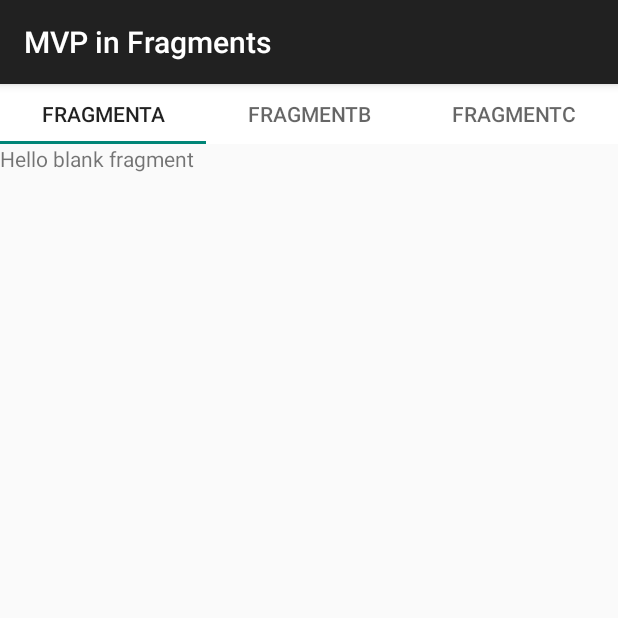
After one commit to kaedea/android-mvp-pattern, an Android app: the DemoFragment screen opened directly, with no data from a screen before it, on a phone screen of 412 x 824 dp, the top half of it. The commit adds this screen. Run offline under Robolectric (Android 15) with nearby library versions, the phone set to English and light mode, and no system bars.

Commit message:
add viewpager

```diff
--- a/app/build.gradle
+++ b/app/build.gradle
@@ -21,6 +21,7 @@ android {
 
 dependencies {
     compile fileTree(dir: 'libs', include: ['*.jar'])
-    compile 'com.android.support:appcompat-v7:22.0.0'
+    compile 'com.android.support:appcompat-v7:22.2.1'
     compile 'de.greenrobot:eventbus:2.4.0'
+    compile 'com.android.support:design:22.2.1'
 }
--- a/app/src/main/AndroidManifest.xml
+++ b/app/src/main/AndroidManifest.xml
@@ -1,35 +1,41 @@
 <?xml version="1.0" encoding="utf-8"?>
 <manifest xmlns:android="http://schemas.android.com/apk/res/android"
-    package="me.kaede.mvp" >
+          package="me.kaede.mvp">
 
     <application
             android:allowBackup="true"
             android:icon="@mipmap/ic_launcher"
             android:label="@string/app_name"
-        android:theme="@style/Theme.AppCompat.Light.DarkActionBar" >
+            android:theme="@style/Theme.AppCompat.Light.DarkActionBar">
         <activity
                 android:name=".home.HomeActivity"
-            android:label="@string/app_name" >
+                android:label="@string/app_name">
             <intent-filter>
-                <action android:name="android.intent.action.MAIN" />
-                <category android:name="android.intent.category.LAUNCHER" />
+                <action android:name="android.intent.action.MAIN"/>
+
+                <category android:name="android.intent.category.LAUNCHER"/>
             </intent-filter>
         </activity>
         <activity
                 android:name=".eventbus.EventBusActivity"
-            android:label="EventBus MVP" >
+                android:label="MVP with EventBus">
         </activity>
         <activity
                 android:name=".login.LoginActivity"
-                android:label="@string/app_name" >
+                android:label="Simple MVP">
         </activity>
         <activity
                 android:name=".outteradapter.AdapterActivityA"
-            android:label="AdapterActivity A" >
+                android:label="MVP in Adapter A">
         </activity>
         <activity
                 android:name=".outteradapter.AdapterActivityB"
-            android:label="AdapterActivity B" >
+                android:label="MVP in Adapter B">
+        </activity>
+        <activity
+                android:name=".fragment.FragmentsActivity"
+                android:label="MVP in Fragments"
+                android:theme="@style/NoActionBar">
         </activity>
     </application>
 
--- /dev/null
+++ b/app/src/main/java/me/kaede/mvp/fragment/DemoFragment.java
@@ -0,0 +1,40 @@
+package me.kaede.mvp.fragment;
+
+import android.os.Bundle;
+import android.support.v4.app.Fragment;
+import android.view.LayoutInflater;
+import android.view.View;
+import android.view.ViewGroup;
+import me.kaede.mvp.R;
+
+
+public class DemoFragment extends Fragment {
+	private static final String ARG_PARAM1 = "param1";
+
+	private String mParam1;
+
+
+	public static DemoFragment newInstance(String param1) {
+		DemoFragment fragment = new DemoFragment();
+		Bundle args = new Bundle();
+		args.putString(ARG_PARAM1, param1);
+		fragment.setArguments(args);
+		return fragment;
+	}
+
+
+	@Override
+	public void onCreate(Bundle savedInstanceState) {
+		super.onCreate(savedInstanceState);
+		if (getArguments() != null) {
+			mParam1 = getArguments().getString(ARG_PARAM1);
+		}
+	}
+
+	@Override
+	public View onCreateView(LayoutInflater inflater, ViewGroup container,
+	                         Bundle savedInstanceState) {
+		return inflater.inflate(R.layout.fragment_demo, container, false);
+	}
+
+}
--- /dev/null
+++ b/app/src/main/java/me/kaede/mvp/fragment/FragmentsActivity.java
@@ -0,0 +1,51 @@
+package me.kaede.mvp.fragment;
+
+import android.os.Bundle;
+import android.support.design.widget.TabLayout;
+import android.support.v4.app.Fragment;
+import android.support.v4.app.FragmentManager;
+import android.support.v4.app.FragmentStatePagerAdapter;
+import android.support.v4.view.ViewPager;
+import android.support.v7.app.AppCompatActivity;
+import android.support.v7.widget.Toolbar;
+import me.kaede.mvp.R;
+
+public class FragmentsActivity extends AppCompatActivity {
+
+	@Override
+	protected void onCreate(Bundle savedInstanceState) {
+		super.onCreate(savedInstanceState);
+		setContentView(R.layout.activity_fragments);
+		Toolbar toolbar = (Toolbar) findViewById(R.id.toolbar);
+		setSupportActionBar(toolbar);
+
+		TabLayout tabLayout = (TabLayout) this.findViewById(R.id.tablayout_fragments);
+		ViewPager viewPager = (ViewPager) this.findViewById(R.id.viewpager_fragments);
+		viewPager.setAdapter(new MyAdapter(getSupportFragmentManager()));
+		viewPager.setOffscreenPageLimit(3);
+		tabLayout.setupWithViewPager(viewPager);
+	}
+
+	public class MyAdapter extends FragmentStatePagerAdapter {
+		public String[] pagers = new String[]{"FragmentA","FragmentB","FragmentC"};
+		public MyAdapter(FragmentManager fm) {
+			super(fm);
+		}
+
+		@Override
+		public Fragment getItem(int position) {
+			return DemoFragment.newInstance(pagers[position]);
+		}
+
+		@Override
+		public int getCount() {
+			return pagers.length;
+		}
+
+		@Override
+		public CharSequence getPageTitle(int position) {
+			return pagers[position];
+		}
+	}
+
+}
--- a/app/src/main/java/me/kaede/mvp/home/presenter/HomePresenterCompl.java
+++ b/app/src/main/java/me/kaede/mvp/home/presenter/HomePresenterCompl.java
@@ -7,6 +7,7 @@ import android.os.Handler;
 import android.os.Looper;
 import me.kaede.mvp.R;
 import me.kaede.mvp.eventbus.EventBusActivity;
+import me.kaede.mvp.fragment.FragmentsActivity;
 import me.kaede.mvp.home.util.ActivityHolder;
 import me.kaede.mvp.home.view.IHomeView;
 import me.kaede.mvp.login.LoginActivity;
@@ -25,7 +26,8 @@ public class HomePresenterCompl implements IHomePresenter {
 		activityHolder.addActivity("Simple MVP",LoginActivity.class);
 		activityHolder.addActivity("MVP in Adapter A", AdapterActivityA.class);
 		activityHolder.addActivity("MVP in Adapter B", AdapterActivityB.class);
-		activityHolder.addActivity("MVP with EventBus	", EventBusActivity.class);
+		activityHolder.addActivity("MVP with EventBus", EventBusActivity.class);
+		activityHolder.addActivity("MVP with EventBus in Fragments", FragmentsActivity.class);
 }
 Context context;
 IHomeView homeView;
--- /dev/null
+++ b/app/src/main/res/layout/activity_fragments.xml
@@ -0,0 +1,26 @@
+<?xml version="1.0" encoding="utf-8"?>
+<android.support.design.widget.CoordinatorLayout
+        xmlns:android="http://schemas.android.com/apk/res/android"
+        xmlns:app="http://schemas.android.com/apk/res-auto"
+        xmlns:tools="http://schemas.android.com/tools"
+        android:layout_width="match_parent"
+        android:layout_height="match_parent"
+        android:fitsSystemWindows="true"
+        tools:context="me.kaede.mvp.fragment.FragmentsActivity">
+
+    <android.support.design.widget.AppBarLayout
+            android:layout_height="wrap_content"
+            android:layout_width="match_parent"
+            android:theme="@style/AppBarOverlay">
+
+        <android.support.v7.widget.Toolbar
+                android:id="@+id/toolbar"
+                android:layout_width="match_parent"
+                android:layout_height="?attr/actionBarSize"
+                android:background="?attr/colorPrimary"
+                app:popupTheme="@style/PopupOverlay"/>
+
+    </android.support.design.widget.AppBarLayout>
+
+    <include layout="@layout/content_fragments"/>
+</android.support.design.widget.CoordinatorLayout>
--- /dev/null
+++ b/app/src/main/res/layout/content_fragments.xml
@@ -0,0 +1,20 @@
+<?xml version="1.0" encoding="utf-8"?>
+<RelativeLayout
+        xmlns:android="http://schemas.android.com/apk/res/android"
+        xmlns:tools="http://schemas.android.com/tools"
+        xmlns:app="http://schemas.android.com/apk/res-auto"
+        android:layout_width="match_parent"
+        android:layout_height="match_parent"
+        app:layout_behavior="@string/appbar_scrolling_view_behavior"
+        tools:showIn="@layout/activity_fragments"
+        tools:context="me.kaede.mvp.fragment.FragmentsActivity">
+    <android.support.design.widget.TabLayout android:layout_width="match_parent" android:id="@+id/tablayout_fragments" android:background="#fff"
+                                             android:layout_height="40dp"></android.support.design.widget.TabLayout>
+    <android.support.v4.view.ViewPager android:layout_width="match_parent"
+                                       android:layout_height="match_parent"
+                                       android:layout_below="@+id/tablayout_fragments"
+            android:id="@+id/viewpager_fragments">
+
+    </android.support.v4.view.ViewPager>
+
+</RelativeLayout>
--- /dev/null
+++ b/app/src/main/res/layout/fragment_demo.xml
@@ -0,0 +1,12 @@
+<FrameLayout xmlns:android="http://schemas.android.com/apk/res/android"
+             xmlns:tools="http://schemas.android.com/tools"
+             android:layout_width="match_parent"
+             android:layout_height="match_parent"
+             tools:context="me.kaede.mvp.fragment.DemoFragment">
+
+    <TextView
+            android:layout_width="match_parent"
+            android:layout_height="match_parent"
+            android:text="@string/hello_blank_fragment"/>
+
+</FrameLayout>
--- /dev/null
+++ b/app/src/main/res/values-v21/styles.xml
@@ -0,0 +1,8 @@
+<resources>>
+    <style name="NoActionBar" parent="Theme.AppCompat.Light.DarkActionBar">
+        <item name="windowActionBar">false</item>
+        <item name="windowNoTitle">true</item>
+        <item name="android:windowDrawsSystemBarBackgrounds">true</item>
+        <item name="android:statusBarColor">@android:color/transparent</item>
+    </style>
+</resources>
--- a/app/src/main/res/values/dimens.xml
+++ b/app/src/main/res/values/dimens.xml
@@ -2,4 +2,5 @@
     <!-- Default screen margins, per the Android Design guidelines. -->
     <dimen name="activity_horizontal_margin">16dp</dimen>
     <dimen name="activity_vertical_margin">16dp</dimen>
+    <dimen name="fab_margin">16dp</dimen>
 </resources>
--- a/app/src/main/res/values/strings.xml
+++ b/app/src/main/res/values/strings.xml
@@ -38,4 +38,8 @@
         <item>Egypt</item>
     </string-array>
     <string name="title_activity_adapter">AdapterActivityA</string>
+    <string name="title_activity_fragments">FragmentsActivity</string>
+
+    <!-- TODO: Remove or change this placeholder text -->
+    <string name="hello_blank_fragment">Hello blank fragment</string>
 </resources>
--- a/app/src/main/res/values/styles.xml
+++ b/app/src/main/res/values/styles.xml
@@ -4,5 +4,11 @@
     <style name="AppTheme" parent="Theme.AppCompat.Light.DarkActionBar">
         <!-- Customize your theme here. -->
     </style>
+    <style name="NoActionBar" parent="Theme.AppCompat.Light.DarkActionBar">
+        <item name="windowActionBar">false</item>
+        <item name="windowNoTitle">true</item>
+    </style>
+    <style name="AppBarOverlay" parent="ThemeOverlay.AppCompat.Dark.ActionBar"/>
+    <style name="PopupOverlay" parent="ThemeOverlay.AppCompat.Light"/>
 
 </resources>
```
Also changed, not shown: 3 other files. Lines whose indentation alone changed are shown as unchanged.
